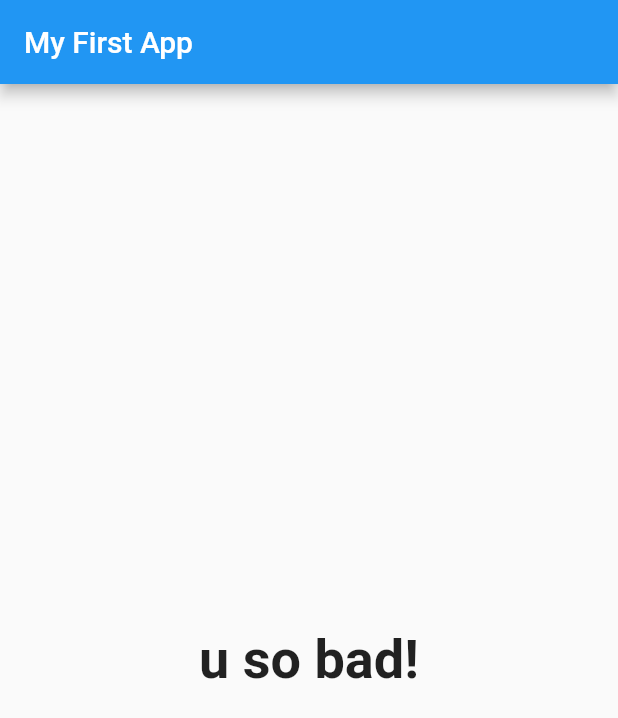
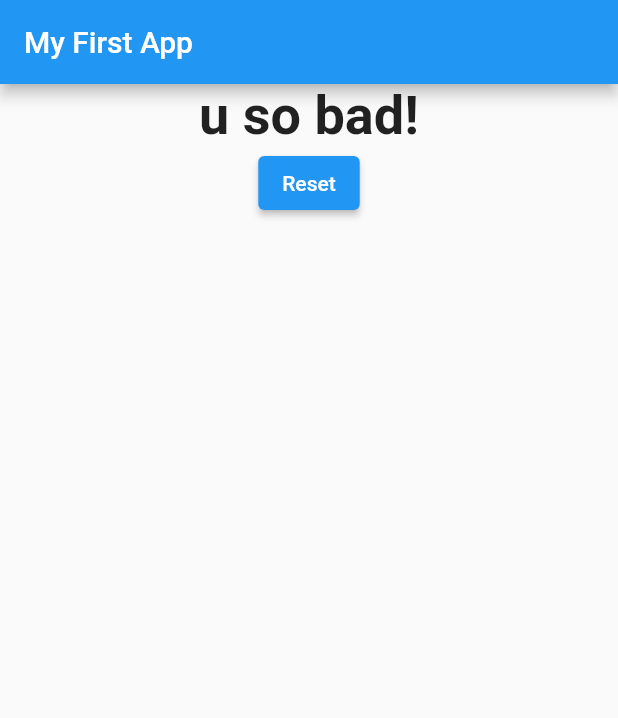
Before and after one commit to Alldden/quiz_app, a Flutter app: the screen it shows after launch, after a tap on "Black", after a tap on "Giraffe", after a tap on "Adam", on a phone screen of 412 x 824 dp. Shown: the top 718 px of the screen. Run offline on Flutter 3.47's test engine with Material 2 defaults, Android fonts, the phone set to English and light mode, and no system bars.

Commit message:
Resetting the Quiz

```diff
--- a/lib/main.dart
+++ b/lib/main.dart
@@ -1,7 +1,7 @@
 import 'package:flutter/material.dart';
-import 'package:flutter_complete_guide/resul.dart';
+import 'package:flutter_complete_guide/result.dart';
 import 'quiz.dart';
-import 'resul.dart';
+import 'result.dart';
 
 void main() => runApp(MyApp());
 
@@ -15,6 +15,13 @@ class MyApp extends StatefulWidget {
 class _MyAppState extends State<MyApp> {
   var _questionIndex = 0;
   var _totalScore = 0;
+
+  void _resetQuiz() {
+    setState(() {
+      _questionIndex = 0;
+      _totalScore = 0;
+    });
+  }
 
   void _answerQuestion(int score) {
     _totalScore += score;
@@ -64,7 +71,7 @@ class _MyAppState extends State<MyApp> {
                 questionIndex: _questionIndex,
                 questions: _questions,
               )
-            : Result(_totalScore),
+            : Result(_totalScore, _resetQuiz),
       ),
     );
   }
--- a/lib/resul.dart
+++ b/lib/result.dart
@@ -2,8 +2,8 @@ import 'package:flutter/material.dart';
 
 class Result extends StatelessWidget {
   final int resultScore;
-
-  Result(this.resultScore);
+  final Function resetHandler;
+  Result(this.resultScore, this.resetHandler);
 
   String get resultPhrase {
     var resultText = "You did it!";
@@ -22,11 +22,18 @@ class Result extends StatelessWidget {
   @override
   Widget build(BuildContext context) {
     return Container(
-      child: Center(
-          child: Text(
-        resultPhrase,
-        style: TextStyle(fontSize: 36, fontWeight: FontWeight.bold),
-      )),
+      child: Column(
+        children: [
+          Center(
+            child: Text(
+              resultPhrase,
+              style: TextStyle(fontSize: 36, fontWeight: FontWeight.bold),
+              textAlign: TextAlign.center,
+            ),
+          ),
+          ElevatedButton(onPressed: resetHandler, child: Text('Reset'))
+        ],
+      ),
     );
   }
 }
```
